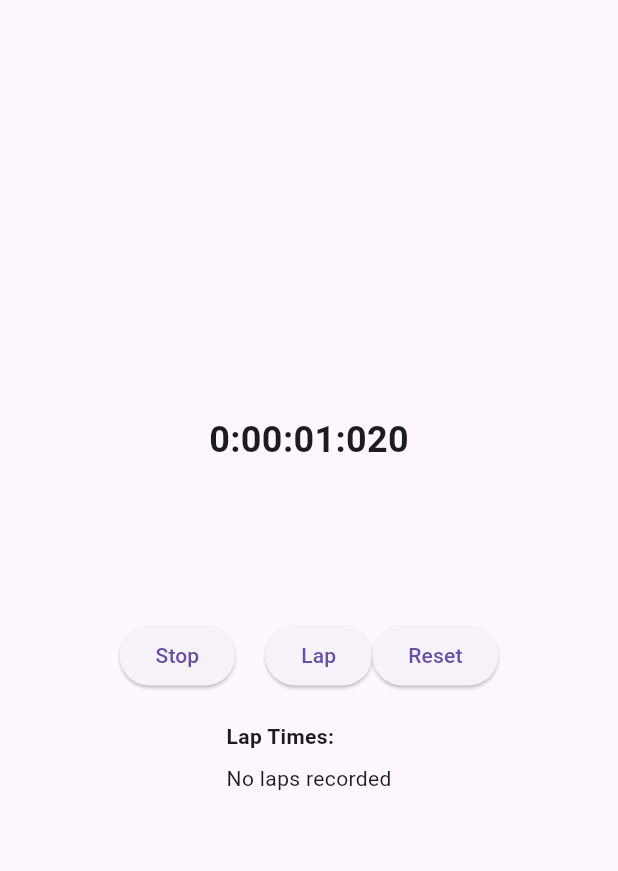
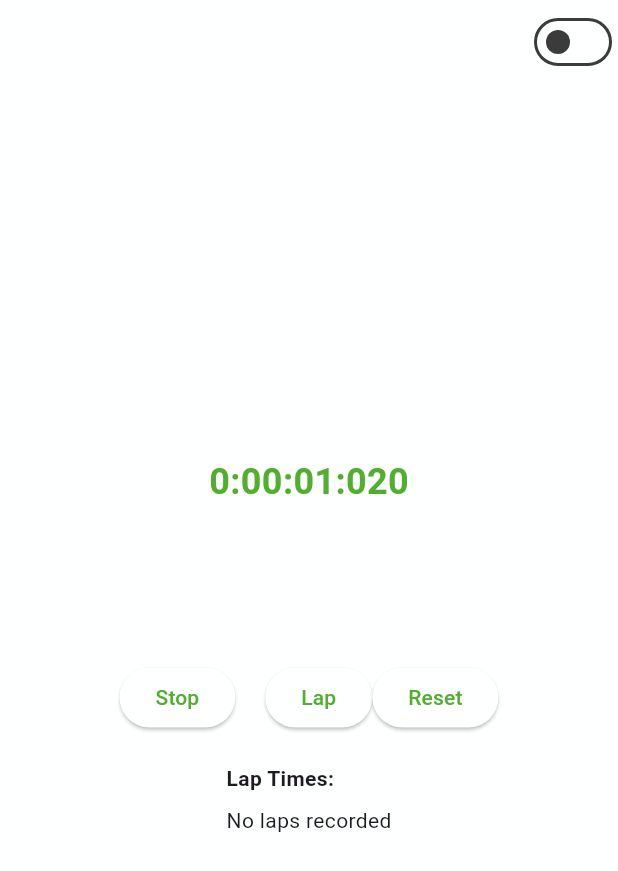
Before and after one commit to BarnabasKalasz/stopwatch, a Flutter app: the screen it shows after launch, after a tap on "Start", on a phone screen of 412 x 824 dp. Shown: the top 871 px of the screen. Run offline on Flutter 3.47's test engine with Material 3 defaults, Android fonts, the phone set to English and light mode, and no system bars.

Commit message:
task-3: added theme

```diff
--- a/lib/main.dart
+++ b/lib/main.dart
@@ -1,6 +1,7 @@
 import "package:flutter/material.dart";
 import 'package:test_sopwatch/src/pages/stopwatch/screens/stopwatch_screen.dart';
 import 'package:test_sopwatch/src/pages/stopwatch/services/stopwatch_service.dart';
+import 'package:test_sopwatch/src/common/theme/theme.dart';
 
 void main() {
   runApp(const StopWatchApp());
@@ -12,8 +13,10 @@ class StopWatchApp extends StatelessWidget {
   @override
   Widget build(BuildContext context) {
     return MaterialApp(
+        theme: lightThemeDataCustom,
+        darkTheme: darkThemeDataCustom,
         home: StopwatchPage(
-      stopwatchService: StopwatchService(),
-    ));
+          stopwatchService: StopwatchService(),
+        ));
   }
 }
--- /dev/null
+++ b/lib/src/common/theme/theme.dart
@@ -0,0 +1,24 @@
+import 'package:flutter/material.dart';
+import 'package:test_sopwatch/src/common/theme/color_scheme.dart';
+
+final ThemeData lightThemeDataCustom = _buildLightTheme();
+
+ThemeData _buildLightTheme() {
+  final ThemeData base = ThemeData.light();
+  return base.copyWith(
+    colorScheme: lightColorScheme,
+    primaryColor: lightColorScheme.primary,
+    scaffoldBackgroundColor: lightColorScheme.background,
+  );
+}
+
+final ThemeData darkThemeDataCustom = _buildDarkTheme();
+
+ThemeData _buildDarkTheme() {
+  final ThemeData base = ThemeData.dark();
+  return base.copyWith(
+    colorScheme: darkColorScheme,
+    primaryColor: darkColorScheme.primary,
+    scaffoldBackgroundColor: darkColorScheme.background,
+  );
+}
--- a/lib/src/pages/stopwatch/screens/stopwatch_screen.dart
+++ b/lib/src/pages/stopwatch/screens/stopwatch_screen.dart
@@ -1,4 +1,6 @@
 import 'package:flutter/material.dart';
+import 'package:test_sopwatch/src/common/theme/theme.dart';
+// import 'package:test_sopwatch/src/common/theme/theme.dart';
 import 'package:test_sopwatch/src/pages/stopwatch/components/analog_clock_widget/analog_clock_widget.dart';
 
 import 'package:test_sopwatch/src/pages/stopwatch/components/lap_list_builder/lap_list_builder.dart';
@@ -21,6 +23,7 @@ class StopwatchPage extends StatefulWidget {
 
 class _StopwatchPageState extends State<StopwatchPage> {
   late StopwatchModel _stopwatchModel;
+  bool _isDarkMode = false;
 
   @override
   void initState() {
@@ -36,7 +39,25 @@ class _StopwatchPageState extends State<StopwatchPage> {
 
   @override
   Widget build(BuildContext context) {
-    return Scaffold(
+    final ThemeData theme = _isDarkMode
+        ? darkThemeDataCustom
+        : lightThemeDataCustom; // for an application with multiple pages, the theme should be set at the root (main.dart)
+
+    return MaterialApp(
+        theme: theme,
+        home: Scaffold(
+          appBar: AppBar(
+            actions: [
+              Switch(
+                value: _isDarkMode,
+                onChanged: (value) {
+                  setState(() {
+                    _isDarkMode = value;
+                  });
+                },
+              ),
+            ],
+          ),
           body: Center(
             child: ValueListenableBuilder3<bool, List<int>, int>(
               first: widget.stopwatchService.stopwatchisRunningNotifier,
@@ -49,8 +70,10 @@ class _StopwatchPageState extends State<StopwatchPage> {
                     SwipeableStopwatchDisplay(children: [
                       Text(
                         formatTime(milliseconds),
-                    style: const TextStyle(
-                        fontSize: 24, fontWeight: FontWeight.bold),
+                        style: TextStyle(
+                            color: theme.primaryColor,
+                            fontSize: 24,
+                            fontWeight: FontWeight.bold),
                         key: const Key("elapsed-time-display"),
                       ),
                       AnalogClock(
@@ -59,6 +82,7 @@ class _StopwatchPageState extends State<StopwatchPage> {
                         size: 180,
                         clockRange: 12,
                         displayNth: 3,
+                        theme: theme,
                       ),
                       AnalogClock(
                         key: ValueKey<int>(milliseconds),
@@ -66,6 +90,7 @@ class _StopwatchPageState extends State<StopwatchPage> {
                         size: 180,
                         clockRange: 60,
                         displayNth: 5,
+                        theme: theme,
                       ),
                     ]),
                     const SizedBox(height: 20),
@@ -94,14 +119,15 @@ class _StopwatchPageState extends State<StopwatchPage> {
                     const SizedBox(height: 20),
                     LapList(
                       laps: laps,
-                  onClear: (index) => widget.stopwatchService.clearLap(index),
+                      onClear: (index) =>
+                          widget.stopwatchService.clearLap(index),
                     ),
                   ],
                 );
               },
             ),
           ),
-    );
+        ));
   }
 
   void _startStopwatch() {
```
Also changed, not shown: lib/src/common/theme/color_scheme.dart (added, +29 -0 lines), lib/src/pages/stopwatch/components/analog_clock_widget/analog_clock_widget.dart (+11 -8 lines). Lines whose indentation alone changed are shown as unchanged.
